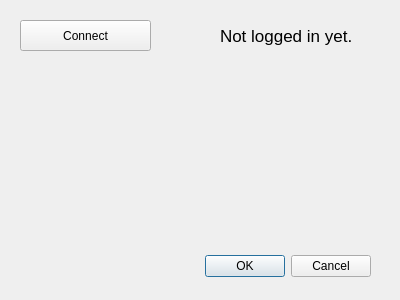
Qt form src/UI/settings-dialog.ui (OPENSPHERE-Inc/src-link) before a commit.
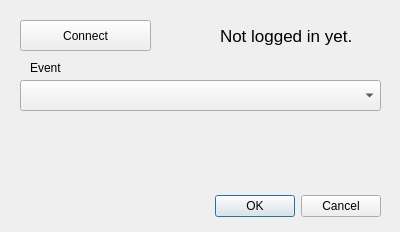
The same form after that commit.

Diff of the .ui file:
```diff
--- a/src/UI/settings-dialog.ui
+++ b/src/UI/settings-dialog.ui
@@ -7,7 +7,7 @@
     <x>0</x>
     <y>0</y>
     <width>400</width>
-    <height>300</height>
+    <height>232</height>
    </rect>
   </property>
   <property name="windowTitle">
@@ -16,9 +16,9 @@
   <widget class="QDialogButtonBox" name="buttonBox">
    <property name="geometry">
     <rect>
-     <x>30</x>
-     <y>250</y>
-     <width>341</width>
+     <x>20</x>
+     <y>190</y>
+     <width>361</width>
      <height>32</height>
     </rect>
    </property>
@@ -60,6 +60,29 @@
     <string>Not logged in yet.</string>
    </property>
   </widget>
+  <widget class="QLabel" name="eventLabel">
+   <property name="geometry">
+    <rect>
+     <x>30</x>
+     <y>60</y>
+     <width>351</width>
+     <height>16</height>
+    </rect>
+   </property>
+   <property name="text">
+    <string>Event</string>
+   </property>
+  </widget>
+  <widget class="QComboBox" name="activeEventComboBox">
+   <property name="geometry">
+    <rect>
+     <x>20</x>
+     <y>80</y>
+     <width>361</width>
+     <height>31</height>
+    </rect>
+   </property>
+  </widget>
  </widget>
  <resources/>
  <connections>
```
